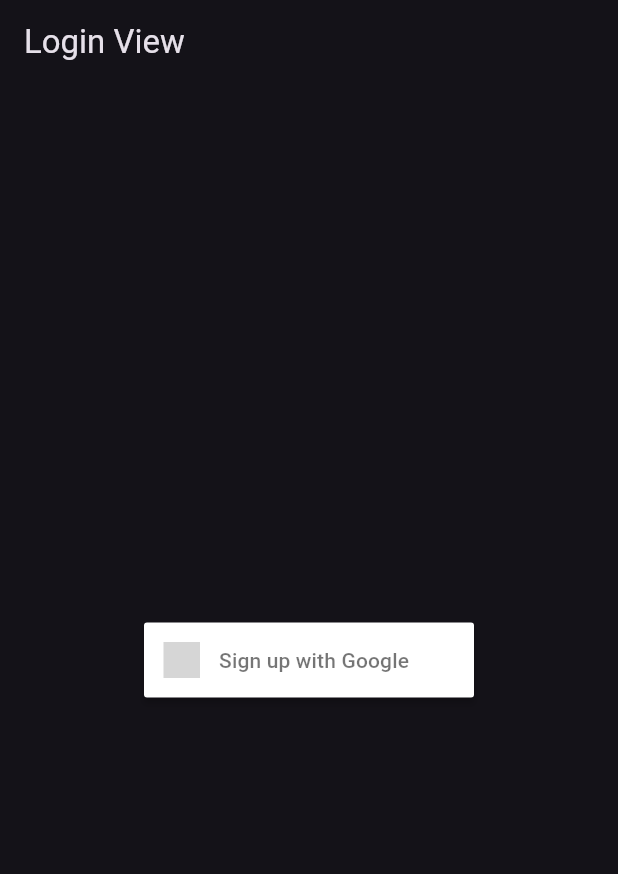
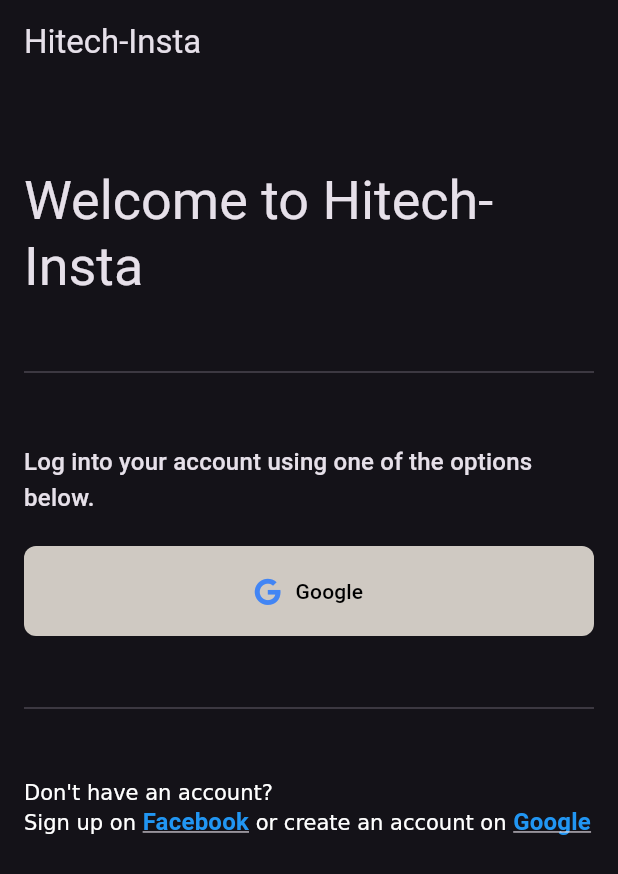
Before and after one commit to SlowedWalk/flutter_instagram_clone, a Flutter app: the screen it shows after launch, on a phone screen of 412 x 824 dp. Shown: the top 874 px of the screen. Run offline on Flutter 3.47's test engine with Material 3 defaults, Android fonts, the phone set to English and light mode, and no system bars; drawn by our look-alikes of sign_in_button; our stand-ins replace cloud_firestore, firebase_auth, firebase_core, font_awesome_flutter, google_sign_in, hooks_riverpod; accounts and stored records are empty; grey boxes are pictures that could not be loaded.

Commit message:
login screen complete

```diff
--- /dev/null
+++ b/lib/extensions/string/as_html_color_to_color.dart
@@ -0,0 +1,11 @@
+
+import 'package:flutter/material.dart';
+import 'package:instagram_clone/extensions/string/remove_all.dart';
+
+extension AsHtmlColorToColor on String {
+  Color htmlColorToColor() => Color(
+    int.parse(
+      removeAll(['#']).padLeft(7, '0xFF')
+    )
+  );
+}
--- /dev/null
+++ b/lib/extensions/string/remove_all.dart
@@ -0,0 +1,4 @@
+extension RemoveAll on String {
+  String removeAll(Iterable<String> values) =>
+    values.fold(this, (result, value) => result.replaceAll(value, ''));
+}
--- a/lib/main.dart
+++ b/lib/main.dart
@@ -8,7 +8,7 @@ import 'package:instagram_clone/state/auth/models/auth_results.dart';
 import 'package:instagram_clone/state/auth/providers/auth_state_provider.dart';
 import 'package:instagram_clone/state/auth/providers/is_loading_provider.dart';
 import 'package:instagram_clone/views/components/loading/loading_screen.dart';
-import 'package:sign_in_button/sign_in_button.dart';
+import 'package:instagram_clone/views/components/login/login_view.dart';
 
 void main() async {
   WidgetsFlutterBinding.ensureInitialized();
@@ -106,29 +106,29 @@ class MainView extends StatelessWidget {
   }
 }
 
-// for when the user is not logged in
-class LoginView extends ConsumerWidget {
-  const LoginView({Key? key}) : super(key: key);
+// // for when the user is not logged in
+// class LoginView extends ConsumerWidget {
+//   const LoginView({Key? key}) : super(key: key);
 
-  @override
-  Widget build(BuildContext context, WidgetRef ref) {
-    return Scaffold(
-      appBar: AppBar(
-        title: const Text('Login View'),
-      ),
-      body: Center(
-        child: SizedBox(
-          height: 50,
-          child: SignInButton(
-            Buttons.google,
-            text: "Sign up with Google",
-            onPressed: ref.read(authStateProvider.notifier).loginWithGoogle,
-          ),
-        ),
-      ),
-    );
-  }
-}
+//   @override
+//   Widget build(BuildContext context, WidgetRef ref) {
+//     return Scaffold(
+//       appBar: AppBar(
+//         title: const Text('Login View'),
+//       ),
+//       body: Center(
+//         child: SizedBox(
+//           height: 60,
+//           child: SignInButton(
+//             Buttons.google,
+//             text: "Google",
+//             onPressed: ref.read(authStateProvider.notifier).loginWithGoogle,
+//           ),
+//         ),
+//       ),
+//     );
+//   }
+// }
 
 // https://hitech-instagram-clone.firebaseapp.com/__/auth/handler
 // import com.facebook.FacebookSdk;
--- /dev/null
+++ b/lib/views/components/constants/app_colors.dart
@@ -0,0 +1,12 @@
+import 'package:flutter/foundation.dart' show immutable;
+import 'package:flutter/material.dart' show Colors;
+import 'package:instagram_clone/extensions/string/as_html_color_to_color.dart';
+
+@immutable
+class AppColors {
+  static final loginButtonColor = '#cfc9c2'.htmlColorToColor();
+  static const loginButtonTextColor = Colors.black;
+  static final googleColor = '#4285f4'.htmlColorToColor();
+  static final facebookColor = '#3b5998'.htmlColorToColor();
+  const AppColors._();
+}
--- a/lib/views/components/constants/strings.dart
+++ b/lib/views/components/constants/strings.dart
@@ -3,26 +3,50 @@ import 'package:flutter/foundation.dart';
 @immutable
 class Strings {
   static const allowLikesTitle = 'Allow Likes';
-  static const allowLikesDescription =
-      'By allowing likes, you will be able to see how many people liked your posts.';
+  static const allowLikesDescription = 'By allowing likes, you will be able to see how many people liked your posts.';
   static const allowLikesStorageKey = 'allow_likes';
   static const allowCommentsTitle = 'allow comments';
-  static const allowCommentsDescription =
-      'By allowing comments, users will be able to comment on your posts.';
+  static const allowCommentsDescription = 'By allowing comments, users will be able to comment on your posts.';
   static const allowCommentsStorageKey = 'allow_comments';
-
   static const comment = 'comment';
   static const loading = 'Loading...';
   static const people = 'people';
   static const person = 'person';
   static const likedThis = 'liked this';
-
   static const delete = 'Delete';
   static const areYouSureYouWantToDeleteThis = 'Are you sure you want to delete this?';
-
   static const logOut = 'Log Out';
   static const areYouSureYouWantTologOut = 'Are you sure you want to log out?';
   static const cancel = 'Cancel';
+  static const alreadyHaveAnAccount = 'Already have an account?';
+  static const appName = 'Hitech-Insta';
+  static const welcomeToApp = 'Welcome to $appName';
+  static const youHaveNoPostsYet = 'You have no posts yet 👀. Press either the video-upload ot photo-i^load buttons to the top right of the screen on order to upload your first post';
+  static const youHaveNoNotificationsYet = 'You have no notifications yet 👀';
+  static const noPostsAvailable = 'Nobody seems to have made any posts yet. Why don\'t you take the lead?';
+  static const enterYourSearchTerm = 'Enter your search term in order to find people to follow.';
+
+  static const facebook = 'Facebook';
+  static const facebookSignupUrl = 'https://www.facebook.com/signup';
+  static const google = 'Google';
+  static const googleSignupUrl = 'https://accounts.google.com/signup';
+  static const logIntoYourAccount = 'Log into your account using one of the options below.';
+  static const comments = 'Comments';
+  static const writeYourCommentHere = 'Write your comment here...';
+  static const checkOutThisPost = 'Check out this post!';
+  static const postDetails = 'Post Details';
+  static const post = 'post';
+
+  static const createNewPost = 'Create New Post';
+  static const pleaseWriteYourMessageHere = 'Please write your message here';
+
+  static const noCommentsYet = 'Nobody has commented on this post yet. You can change that though, and be the first person who comments!';
+  static const enterYourSearchTermHere = 'Enter your search term here';
+
+  // login view rich text at bottom
+  static const dontHaveAnAccount = "Don't have an account?\n";
+  static const signUpOn = 'Sign up on ';
+  static const orCreateAnAccountOn = ' or create an account on ';
 
   const Strings._();
 }
--- /dev/null
+++ b/lib/views/components/login/divider_with_margin.dart
@@ -0,0 +1,16 @@
+import 'package:flutter/material.dart';
+
+class DividerWithMargin extends StatelessWidget {
+  const DividerWithMargin({super.key});
+
+  @override
+  Widget build(BuildContext context) {
+    return const Column(
+      children: [
+        SizedBox(height: 40),
+        Divider(),
+        SizedBox(height: 40),
+      ],
+    );
+  }
+}
--- /dev/null
+++ b/lib/views/components/login/google_button.dart
@@ -0,0 +1,26 @@
+import 'package:flutter/material.dart';
+import 'package:font_awesome_flutter/font_awesome_flutter.dart';
+import 'package:instagram_clone/views/components/constants/app_colors.dart';
+import 'package:instagram_clone/views/components/constants/strings.dart';
+
+class GoogleButton extends StatelessWidget {
+  const GoogleButton({super.key});
+
+  @override
+  Widget build(BuildContext context) {
+    return SizedBox(
+      height: 44,
+      child: Row(
+        mainAxisAlignment: MainAxisAlignment.center,
+        children: [
+          FaIcon(
+            FontAwesomeIcons.google,
+            color: AppColors.googleColor,
+          ),
+          const SizedBox(width: 10),
+          const Text(Strings.google)
+        ]
+      ),
+    );
+  }
+}
--- /dev/null
+++ b/lib/views/components/login/login_view.dart
@@ -0,0 +1,57 @@
+import 'package:flutter/material.dart';
+import 'package:hooks_riverpod/hooks_riverpod.dart';
+import 'package:instagram_clone/state/auth/providers/auth_state_provider.dart';
+import 'package:instagram_clone/views/components/constants/app_colors.dart';
+import 'package:instagram_clone/views/components/constants/strings.dart';
+import 'package:instagram_clone/views/components/login/divider_with_margin.dart';
+import 'package:instagram_clone/views/components/login/google_button.dart';
+import 'package:instagram_clone/views/components/login/login_view_signup_links.dart';
+
+class LoginView extends ConsumerWidget {
+  const LoginView({Key? key}) : super(key: key);
+
+  @override
+  Widget build(BuildContext context, WidgetRef ref) {
+    return Scaffold(
+        appBar: AppBar(
+          title: const Text(Strings.appName),
+        ),
+        body: Padding(
+          padding: const EdgeInsets.all(16.0),
+          child: SingleChildScrollView(
+            child: Column(
+              crossAxisAlignment: CrossAxisAlignment.stretch,
+              children: [
+                const SizedBox(height: 40),
+                Text(
+                  Strings.welcomeToApp,
+                  style: Theme.of(context).textTheme.displaySmall,
+                ),
+                const DividerWithMargin(),
+                Text(
+                  Strings.logIntoYourAccount,
+                  style: Theme.of(context)
+                    .textTheme
+                    .titleMedium
+                    ?.copyWith(height: 1.5),
+                ),
+                const SizedBox(height: 20),
+                TextButton(
+                  onPressed: ref.read(authStateProvider.notifier).loginWithGoogle,
+                  style: TextButton.styleFrom(
+                    backgroundColor: AppColors.loginButtonColor,
+                    foregroundColor: AppColors.loginButtonTextColor,
+                    shape: RoundedRectangleBorder(
+                      borderRadius: BorderRadius.circular(8.0),
+                    ),
+                  ),
+                  child: const GoogleButton(),
+                ),
+                const DividerWithMargin(),
+                const LoginViewSignupLink()
+              ],
+            ),
+          ),
+        ));
+  }
+}
--- /dev/null
+++ b/lib/views/components/login/login_view_signup_links.dart
@@ -0,0 +1,41 @@
+import 'package:flutter/material.dart';
+import 'package:instagram_clone/views/components/constants/strings.dart';
+import 'package:instagram_clone/views/components/rich_text/base_text.dart';
+import 'package:instagram_clone/views/components/rich_text/rich_text_widget.dart';
+import 'package:url_launcher/url_launcher.dart';
+
+class LoginViewSignupLink extends StatelessWidget {
+  const LoginViewSignupLink({super.key});
+
+  @override
+  Widget build(BuildContext context) {
+    return RichTextWidget(
+      styleForAllTexts: Theme.of(context).textTheme.titleMedium?.copyWith(
+        height: 1.5,
+      ),
+      texts: [
+        BaseText.plain(
+          text: Strings.dontHaveAnAccount,
+        ),
+        BaseText.plain(
+          text: Strings.signUpOn,
+        ),
+        BaseText.link(
+          text: Strings.facebook,
+          onTapped: () {
+            launchUrl(Uri.parse(Strings.facebookSignupUrl));
+          },
+        ),
+        BaseText.plain(
+          text: Strings.orCreateAnAccountOn,
+        ),
+        BaseText.link(
+          text: Strings.google,
+          onTapped: () {
+            launchUrl(Uri.parse(Strings.googleSignupUrl));
+          },
+        ),
+      ],
+    );
+  }
+}
--- /dev/null
+++ b/lib/views/components/rich_text/base_text.dart
@@ -0,0 +1,29 @@
+import 'package:flutter/material.dart' show TextStyle, Colors, TextDecoration;
+import 'package:flutter/widgets.dart';
+import 'package:instagram_clone/views/components/rich_text/link_text.dart';
+
+@immutable
+class BaseText {
+  final String text;
+  final TextStyle? style;
+
+  const BaseText({required this.text, this.style});
+
+  factory BaseText.plain({
+    required String text,
+    TextStyle? style,
+  }) => BaseText(text: text, style: style);
+
+  factory BaseText.link({
+    required String text,
+    required VoidCallback onTapped,
+    TextStyle? style = const TextStyle(
+      color: Colors.blue,
+      decoration: TextDecoration.underline,
+    ),
+  }) => LinkText(
+    onTapped: onTapped,
+    text: text,
+    style: style?.copyWith(fontWeight: FontWeight.bold),
+    );
+}
--- /dev/null
+++ b/lib/views/components/rich_text/link_text.dart
@@ -0,0 +1,13 @@
+import 'package:flutter/foundation.dart' show immutable, VoidCallback;
+import 'package:instagram_clone/views/components/rich_text/base_text.dart';
+
+@immutable
+class LinkText extends BaseText {
+  final VoidCallback onTapped;
+
+  const LinkText({
+    required super.text,
+    required this.onTapped,
+    super.style
+  });
+}
--- /dev/null
+++ b/lib/views/components/rich_text/rich_text_widget.dart
@@ -0,0 +1,33 @@
+import 'package:flutter/gestures.dart';
+import 'package:flutter/material.dart';
+import 'package:instagram_clone/views/components/rich_text/base_text.dart';
+import 'package:instagram_clone/views/components/rich_text/link_text.dart';
+
+class RichTextWidget extends StatelessWidget {
+  final Iterable<BaseText> texts;
+  final TextStyle? styleForAllTexts;
+
+  const RichTextWidget({super.key, required this.texts, this.styleForAllTexts});
+
+  @override
+  Widget build(BuildContext context) {
+    return RichText(
+      text: TextSpan(
+        children: texts.map((baseText) {
+          if (baseText is LinkText) {
+            return TextSpan(
+              text: baseText.text,
+              style: styleForAllTexts?.merge(baseText.style),
+              recognizer: (TapGestureRecognizer()..onTap = baseText.onTapped)
+            );
+          } else {
+            return TextSpan(
+              text: baseText.text,
+              style: baseText.style?.merge(styleForAllTexts),
+            );
+          }
+        }).toList(),
+      ),
+    );
+  }
+}
```
